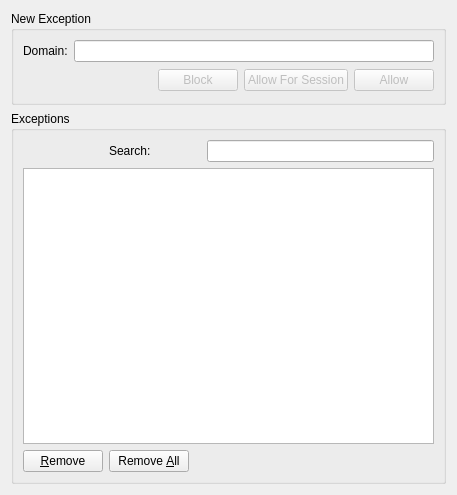
Qt form src/cookiesexceptions.ui (KDE/rekonq) before a commit.
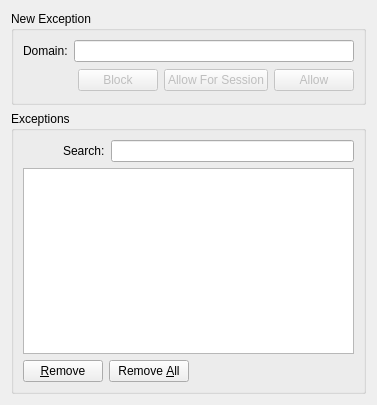
The same form after that commit. Custom widgets are drawn as their Qt base class.

Diff of the .ui file:
```diff
--- a/src/cookiesexceptions.ui
+++ b/src/cookiesexceptions.ui
@@ -6,14 +6,14 @@
    <rect>
     <x>0</x>
     <y>0</y>
-    <width>457</width>
-    <height>495</height>
+    <width>377</width>
+    <height>405</height>
    </rect>
   </property>
   <property name="windowTitle">
    <string>Form</string>
   </property>
-  <layout class="QVBoxLayout" name="verticalLayout">
+  <layout class="QVBoxLayout" name="verticalLayout_2">
    <item>
     <widget class="QGroupBox" name="CookiesExceptionWidget">
      <property name="title">
@@ -30,7 +30,11 @@
          </widget>
         </item>
         <item>
-         <widget class="KLineEdit" name="domainLineEdit"/>
+         <widget class="KLineEdit" name="domainLineEdit">
+          <property name="showClearButton" stdset="0">
+           <bool>true</bool>
+          </property>
+         </widget>
         </item>
        </layout>
       </item>
@@ -89,38 +93,10 @@
      <property name="title">
       <string>Exceptions</string>
      </property>
-     <layout class="QGridLayout" name="_4">
-      <item row="1" column="0" colspan="5">
-       <widget class="EditTableView" name="exceptionTable"/>
-      </item>
-      <item row="2" column="0">
-       <widget class="QPushButton" name="removeButton">
-        <property name="text">
-         <string>&amp;Remove</string>
-        </property>
-       </widget>
-      </item>
-      <item row="2" column="1">
-       <widget class="QPushButton" name="removeAllButton">
-        <property name="text">
-         <string>Remove &amp;All</string>
-        </property>
-       </widget>
-      </item>
-      <item row="2" column="2" colspan="3">
-       <spacer>
-        <property name="orientation">
-         <enum>Qt::Horizontal</enum>
-        </property>
-        <property name="sizeHint" stdset="0">
-         <size>
-          <width>40</width>
-          <height>20</height>
-         </size>
-        </property>
-       </spacer>
-      </item>
-      <item row="0" column="0">
+     <layout class="QVBoxLayout" name="verticalLayout">
+      <item>
+       <layout class="QHBoxLayout" name="horizontalLayout">
+        <item>
        <spacer name="horizontalSpacer">
         <property name="orientation">
          <enum>Qt::Horizontal</enum>
@@ -136,7 +112,7 @@
         </property>
        </spacer>
       </item>
-      <item row="0" column="1">
+        <item>
        <widget class="QLabel" name="label_2">
         <property name="sizePolicy">
          <sizepolicy hsizetype="Minimum" vsizetype="Preferred">
@@ -149,8 +125,48 @@
         </property>
        </widget>
       </item>
-      <item row="0" column="4">
-       <widget class="KLineEdit" name="search"/>
+        <item>
+         <widget class="KLineEdit" name="search">
+          <property name="showClearButton" stdset="0">
+           <bool>true</bool>
+          </property>
+         </widget>
+        </item>
+       </layout>
+      </item>
+      <item>
+       <widget class="EditTableView" name="exceptionTable"/>
+      </item>
+      <item>
+       <layout class="QHBoxLayout" name="horizontalLayout_2">
+        <item>
+         <widget class="QPushButton" name="removeButton">
+          <property name="text">
+           <string>&amp;Remove</string>
+          </property>
+         </widget>
+        </item>
+        <item>
+         <widget class="QPushButton" name="removeAllButton">
+          <property name="text">
+           <string>Remove &amp;All</string>
+          </property>
+         </widget>
+        </item>
+        <item>
+         <spacer>
+          <property name="orientation">
+           <enum>Qt::Horizontal</enum>
+          </property>
+          <property name="sizeHint" stdset="0">
+           <size>
+            <width>40</width>
+            <height>20</height>
+           </size>
+          </property>
+         </spacer>
+        </item>
+       </layout>
       </item>
      </layout>
     </widget>
```
Left out of the diff: 2 changed lines with no effect on the pictures. Lines whose indentation alone changed are shown as unchanged.
